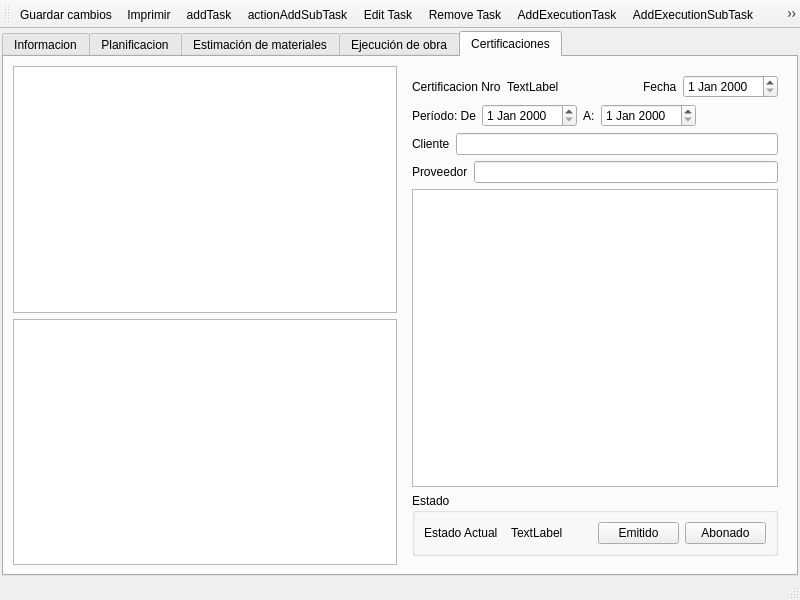
This is mksPlanner/views/projectwindow.ui in diegowald/mksPlanner as Qt 5 draws it before an edit. The edited form follows.
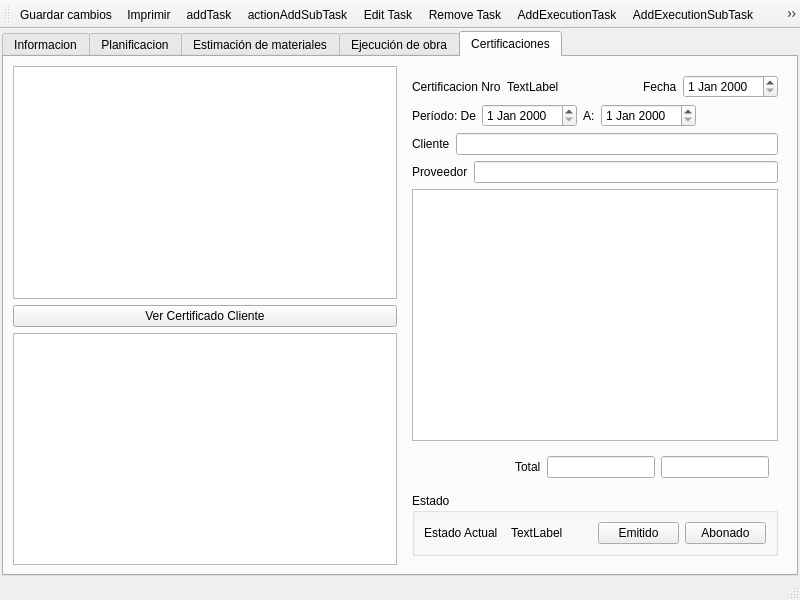
This is the edited form. Icons and pictures are not drawn. Custom widgets are drawn as their Qt base class.

```diff
--- a/mksPlanner/views/projectwindow.ui
+++ b/mksPlanner/views/projectwindow.ui
@@ -345,6 +345,19 @@
           <item>
            <widget class="QTableView" name="tblCertificaciones"/>
           </item>
+          <item>
+           <widget class="QPushButton" name="btnVerCertificadoClienteEnProceso">
+            <property name="text">
+             <string>Ver Certificado Cliente</string>
+            </property>
+            <property name="checkable">
+             <bool>true</bool>
+            </property>
+            <property name="checked">
+             <bool>false</bool>
+            </property>
+           </widget>
+          </item>
           <item>
            <widget class="QTableView" name="tblCertificados"/>
           </item>
@@ -478,6 +491,46 @@
            <item>
             <widget class="QTableView" name="tblTareasCertificado"/>
            </item>
+           <item>
+            <widget class="QFrame" name="horizontalFrame">
+             <layout class="QHBoxLayout" name="horizontalLayout_12">
+              <item>
+               <spacer name="horizontalSpacer_3">
+                <property name="orientation">
+                 <enum>Qt::Horizontal</enum>
+                </property>
+                <property name="sizeHint" stdset="0">
+                 <size>
+                  <width>40</width>
+                  <height>20</height>
+                 </size>
+                </property>
+               </spacer>
+              </item>
+              <item>
+               <widget class="QLabel" name="label_12">
+                <property name="text">
+                 <string>Total</string>
+                </property>
+               </widget>
+              </item>
+              <item>
+               <widget class="QLineEdit" name="txtCostoTotal">
+                <property name="readOnly">
+                 <bool>true</bool>
+                </property>
+               </widget>
+              </item>
+              <item>
+               <widget class="QLineEdit" name="txtPrecioTotal">
+                <property name="readOnly">
+                 <bool>true</bool>
+                </property>
+               </widget>
+              </item>
+             </layout>
+            </widget>
+           </item>
            <item>
             <widget class="QGroupBox" name="groupBox_2">
              <property name="title">
```
Left out of the diff: 2 changed lines with no effect on the pictures.
